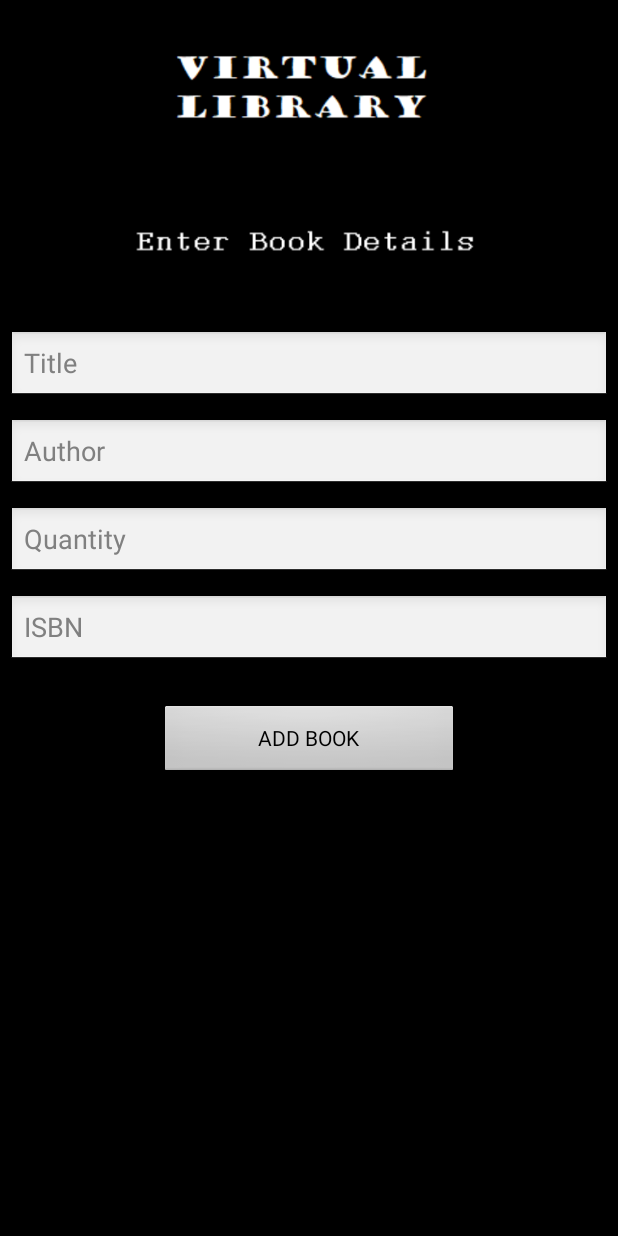
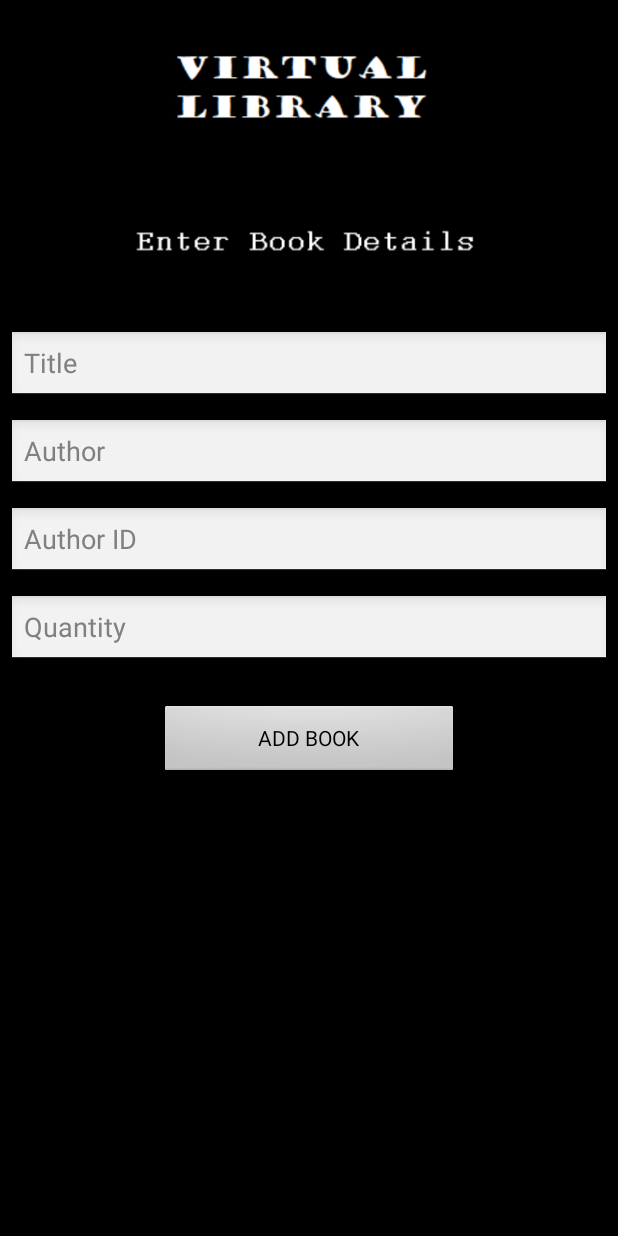
Before and after one commit to sharanyakamath/Library-Management-Android-App, an Android app: the AddBook screen opened directly, with no data from a screen before it, on a phone screen of 412 x 824 dp. Run offline under Robolectric (Android 15) with nearby library versions, the phone set to English and light mode, and no system bars.

Commit message:
adding quantity

```diff
--- a/lms123/app/src/main/res/layout/addbook.xml
+++ b/lms123/app/src/main/res/layout/addbook.xml
@@ -39,16 +39,16 @@
     <EditText
         android:layout_width="match_parent"
         android:layout_height="wrap_content"
-        android:id="@+id/price"
+        android:id="@+id/isbn"
         android:layout_gravity="center_horizontal"
-        android:hint="Quantity"
+        android:hint="Author ID"
         android:layout_margin="5dp" />
 
     <EditText
         android:layout_width="match_parent"
         android:layout_height="wrap_content"
-        android:id="@+id/isbn"
-        android:hint="ISBN"
+        android:id="@+id/price"
+        android:hint="Quantity"
         android:layout_margin="5dp" />
 
     <Button
```
Also changed, not shown: lms123/app/src/main/java/edu1/csumb/mike/Library_System/AddBook.java (+8 -3 lines), 26 other files.
